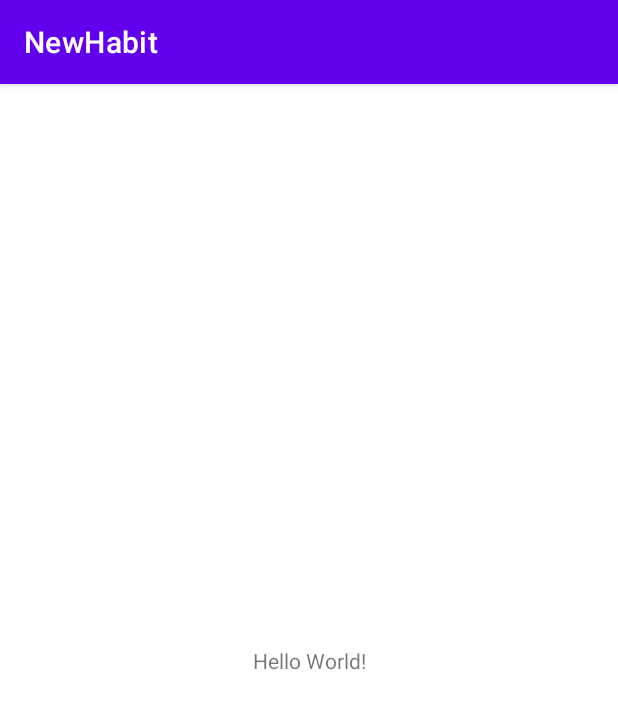
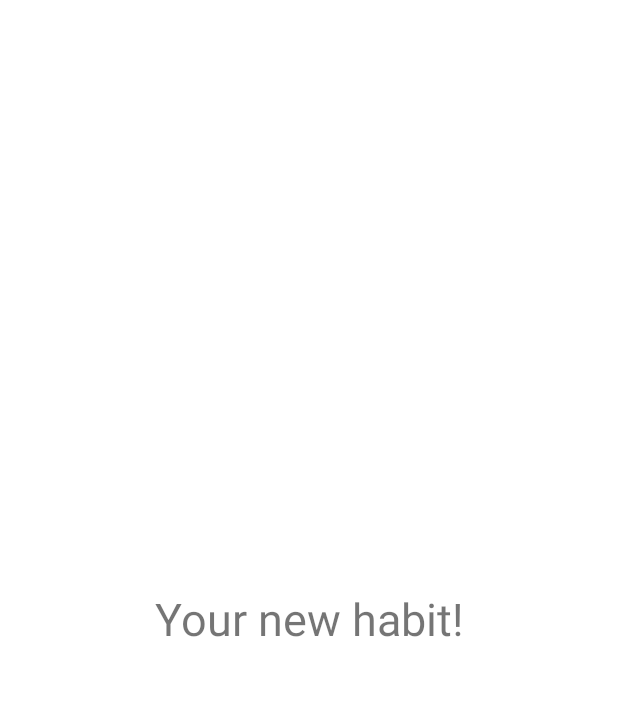
Before and after one commit to MxWild/NewHabit, an Android app: the screen it shows after launch (MainActivity), on a phone screen of 412 x 824 dp. Shown: the top 709 px of the screen. Run offline under Robolectric (Android 15) with nearby library versions, the phone set to English and light mode, and no system bars.

```diff
--- a/app/src/main/java/com/gmail/mxwild/newhabit/MainActivity.kt
+++ b/app/src/main/java/com/gmail/mxwild/newhabit/MainActivity.kt
@@ -2,10 +2,21 @@ package com.gmail.mxwild.newhabit
 
 import androidx.appcompat.app.AppCompatActivity
 import android.os.Bundle
+import android.widget.TextView
+import android.widget.Toast
 
 class MainActivity : AppCompatActivity() {
     override fun onCreate(savedInstanceState: Bundle?) {
         super.onCreate(savedInstanceState)
         setContentView(R.layout.activity_main)
+
+        val mainTextView = findViewById<TextView>(R.id.main_text_view)
+
+        mainTextView.setOnClickListener { showHelpWindow() }
+    }
+
+    private fun showHelpWindow() {
+        Toast.makeText(applicationContext, getString(R.string.message_future), Toast.LENGTH_LONG )
+            .show()
     }
 }
--- a/app/src/main/res/layout/activity_main.xml
+++ b/app/src/main/res/layout/activity_main.xml
@@ -7,9 +7,11 @@
     tools:context=".MainActivity">
 
     <TextView
+        android:id="@+id/main_text_view"
         android:layout_width="wrap_content"
         android:layout_height="wrap_content"
-        android:text="Hello World!"
+        android:text="@string/greeting"
+        android:textSize="30sp"
         app:layout_constraintBottom_toBottomOf="parent"
         app:layout_constraintLeft_toLeftOf="parent"
         app:layout_constraintRight_toRightOf="parent"
--- a/app/src/main/res/values/strings.xml
+++ b/app/src/main/res/values/strings.xml
@@ -1,3 +1,5 @@
 <resources>
     <string name="app_name">NewHabit</string>
+    <string name="greeting">Your new habit!</string>
+    <string name="message_future">You will soon find out</string>
 </resources>
--- a/app/src/main/res/values/themes.xml
+++ b/app/src/main/res/values/themes.xml
@@ -1,6 +1,6 @@
 <resources xmlns:tools="http://schemas.android.com/tools">
     <!-- Base application theme. -->
-    <style name="Theme.NewHabit" parent="Theme.MaterialComponents.DayNight.DarkActionBar">
+    <style name="Theme.NewHabit" parent="Theme.MaterialComponents.DayNight.NoActionBar">
         <!-- Primary brand color. -->
         <item name="colorPrimary">@color/purple_500</item>
         <item name="colorPrimaryVariant">@color/purple_700</item>
```
Also changed, not shown: 1 other file.
